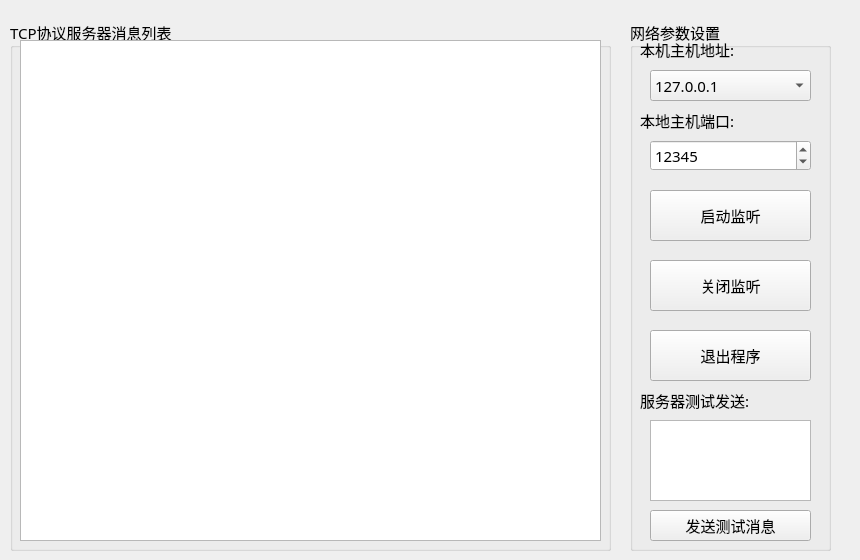
Before: the Qt Designer form formtcpserver.ui in a1263221841-sudo/NDATools1, drawn with Qt 5.
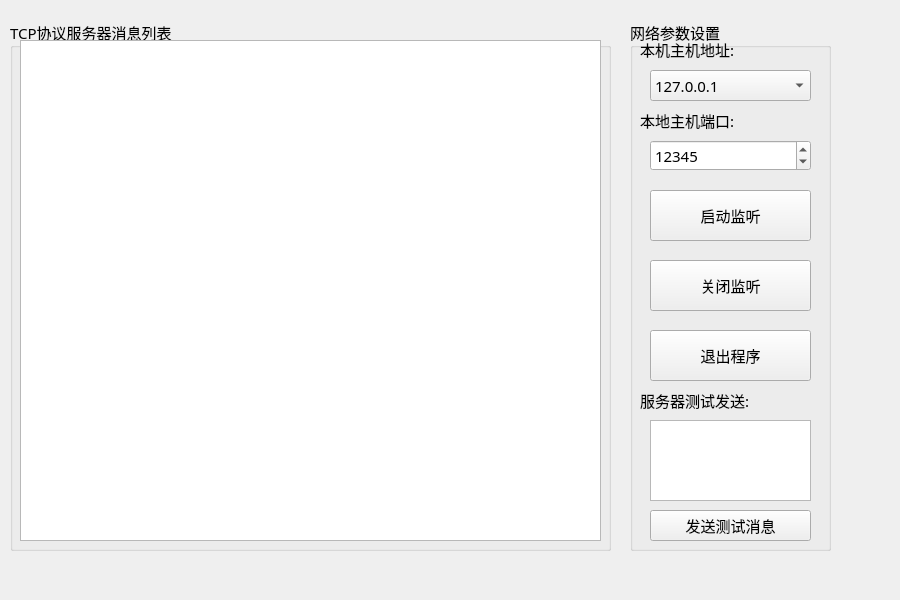
After: the same form once the commit is applied. Icons and pictures are not drawn.

The edit to the form file:
```diff
--- a/formtcpserver.ui
+++ b/formtcpserver.ui
@@ -6,8 +6,8 @@
    <rect>
     <x>0</x>
     <y>0</y>
-    <width>860</width>
-    <height>560</height>
+    <width>900</width>
+    <height>600</height>
    </rect>
   </property>
   <property name="windowTitle">
```
